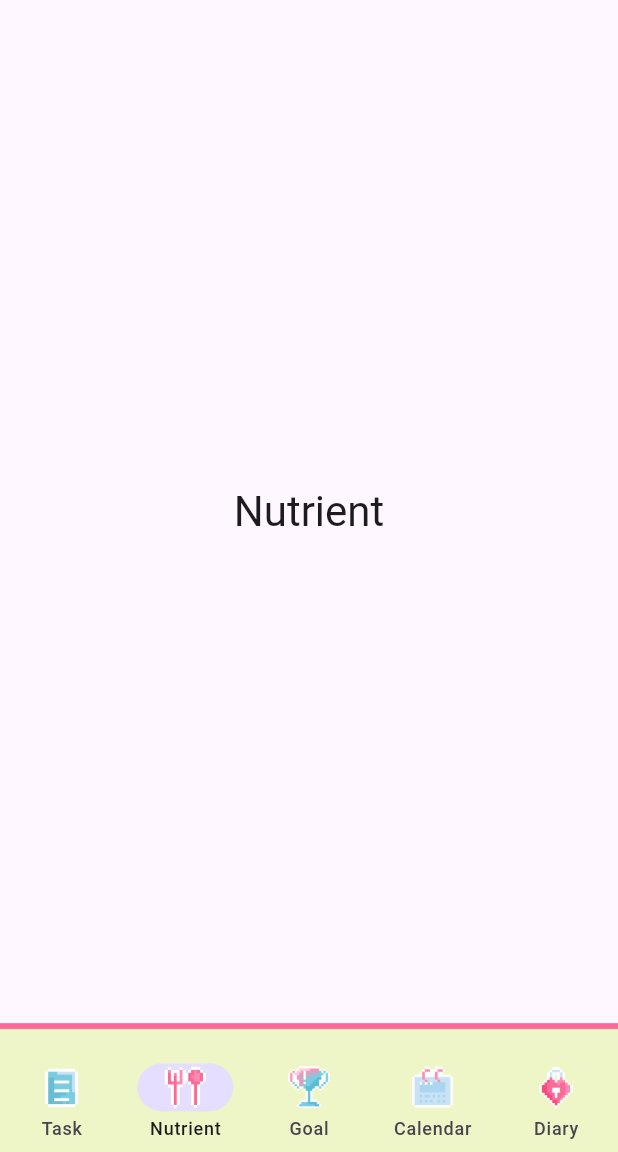
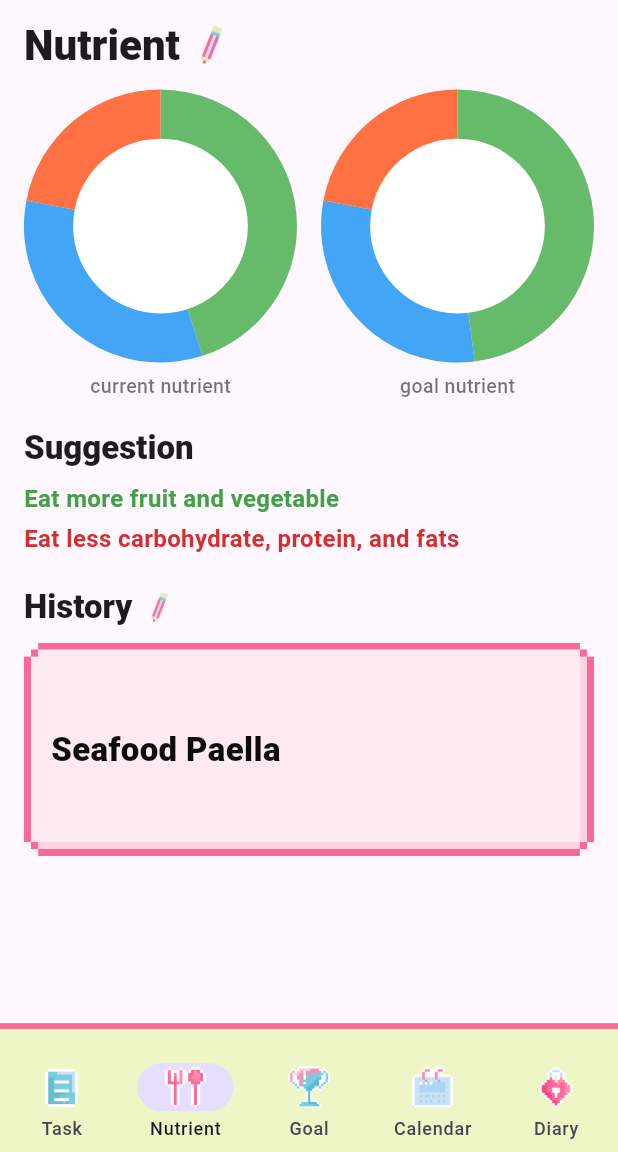
Before and after one commit to ruboon-dej/mobile-app, a Flutter app: the screen it shows after launch, item 2 of the bottom bar chosen, on a phone screen of 412 x 824 dp, the part 84-1236 px from its top. Run offline on Flutter 3.47's test engine with Material 3 defaults, Android fonts, the phone set to English and light mode, and no system bars.

Commit message:
Added nutrient page

```diff
--- a/lib/main.dart
+++ b/lib/main.dart
@@ -1,6 +1,8 @@
 import 'package:flutter/material.dart';
 import 'pages/home_screen.dart';
 import 'pages/profile.dart';
+import 'pages/today.dart';
+import 'pages/nutrient.dart';
 //Task01: import page1,2,3,4,5
 void main() {
   runApp(MyApp());
@@ -17,7 +19,9 @@ class MyApp extends StatelessWidget {
       //Task02: define routing
       routes: {
         '/': (context) => const HomePage(),
-        '/profile': (context) => const ProfilePage(), // ✅ parentheses and const
+        '/profile': (context) => const ProfilePage(),
+        '/today': (context) => const TodayPage(),
+        '/nutrient': (context) => const NutrientPage(),
       },
     );
   }
--- a/lib/pages/home_screen.dart
+++ b/lib/pages/home_screen.dart
@@ -1,5 +1,6 @@
 import 'package:flutter/material.dart';
-import 'profile.dart';
+import 'today.dart';
+import 'nutrient.dart';
 // import 'pages/today_page.dart'; // when you have real pages, use them here
 
 class HomePage extends StatefulWidget {
@@ -13,8 +14,8 @@ class _HomePageState extends State<HomePage> {
 
   // Replace these stubs with your real pages, e.g., TodayPage(), NutrientPage()...
   final _tabs = const [
-    _PageStub('Task / Today'),
-    _PageStub('Nutrient'),
+    TodayPage(),
+    NutrientPage(),
     _PageStub('Goal'),
     _PageStub('Calendar'),
     _PageStub('Diary'),
--- /dev/null
+++ b/lib/pages/nutrient.dart
@@ -0,0 +1,234 @@
+// lib/pages/nutrient.dart
+import 'package:flutter/material.dart';
+
+class NutrientPage extends StatelessWidget {
+  const NutrientPage({super.key});
+
+  @override
+  Widget build(BuildContext context) {
+    // demo nutrient splits (sum to 1.0)
+    final current = const [
+      _Slice(0.45, Color(0xFF66BB6A), 'Veg/Fruit'), // green
+      _Slice(0.33, Color(0xFF42A5F5), 'Carb'),      // blue
+      _Slice(0.22, Color(0xFFFF7043), 'Protein'),   // orange
+    ];
+    final goal = const [
+      _Slice(0.48, Color(0xFF66BB6A), 'Veg/Fruit'),
+      _Slice(0.30, Color(0xFF42A5F5), 'Carb'),
+      _Slice(0.22, Color(0xFFFF7043), 'Protein'),
+    ];
+
+    return SafeArea(
+      bottom: false,
+      child: SingleChildScrollView(
+        padding: const EdgeInsets.fromLTRB(16, 12, 16, 24),
+        child: Column(
+          crossAxisAlignment: CrossAxisAlignment.start,
+          children: [
+            // Header row
+            Row(
+              children: [
+                Text('Nutrient',
+                    style: Theme.of(context)
+                        .textTheme
+                        .headlineMedium
+                        ?.copyWith(fontWeight: FontWeight.w800)),
+                const SizedBox(width: 8),
+                GestureDetector(
+                  onTap: () => Navigator.pushNamed(context, '/calendar'),
+                  child: Image.asset('assets/icons/Pencil.png', width: 26, height: 26),
+                ),
+                const Spacer(),
+              ],
+            ),
+            const SizedBox(height: 12),
+
+            // Two pies
+            Row(
+              children: [
+                Expanded(
+                  child: _PieCard(
+                    title: 'current nutrient',
+                    slices: current,
+                  ),
+                ),
+                const SizedBox(width: 16),
+                Expanded(
+                  child: _PieCard(
+                    title: 'goal nutrient',
+                    slices: goal,
+                  ),
+                ),
+              ],
+            ),
+            const SizedBox(height: 18),
+
+            // Suggestions
+            Text('Suggestion',
+                style: Theme.of(context)
+                    .textTheme
+                    .titleLarge
+                    ?.copyWith(fontWeight: FontWeight.w800)),
+            const SizedBox(height: 6),
+            const _SuggestionLine(
+              text: 'Eat more fruit and vegetable',
+              color: Color(0xFF43A047), // green
+            ),
+            const _SuggestionLine(
+              text: 'Eat less carbohydrate, protein, and fats',
+              color: Color(0xFFD32F2F), // red
+            ),
+            const SizedBox(height: 18),
+
+            // History
+            Row(
+              children: [
+                Text('History',
+                    style: Theme.of(context)
+                        .textTheme
+                        .titleLarge
+                        ?.copyWith(fontWeight: FontWeight.w800)),
+                const SizedBox(width: 8),
+                Image.asset('assets/icons/Pencil.png', width: 20, height: 20),
+              ],
+            ),
+            const SizedBox(height: 10),
+            _HistoryTile(
+              title: 'Seafood Paella',
+              onTap: () => ScaffoldMessenger.of(context).showSnackBar(
+                  const SnackBar(content: Text('Open: Seafood Paella'))),
+            ),
+          ],
+        ),
+      ),
+    );
+  }
+}
+
+/* ---------------- Pie chart ---------------- */
+
+class _PieCard extends StatelessWidget {
+  final String title;
+  final List<_Slice> slices;
+  const _PieCard({required this.title, required this.slices});
+
+  @override
+  Widget build(BuildContext context) {
+    return Column(
+      children: [
+        AspectRatio(
+          aspectRatio: 1, // square pie
+          child: CustomPaint(painter: _PiePainter(slices)),
+        ),
+        const SizedBox(height: 6),
+        Text(title,
+            style: const TextStyle(
+              fontSize: 13,
+              color: Colors.black54,
+              fontWeight: FontWeight.w500,
+            )),
+      ],
+    );
+  }
+}
+
+class _Slice {
+  final double fraction; // 0..1
+  final Color color;
+  final String label;
+  const _Slice(this.fraction, this.color, this.label);
+}
+
+class _PiePainter extends CustomPainter {
+  final List<_Slice> slices;
+  _PiePainter(this.slices);
+
+  @override
+  void paint(Canvas canvas, Size size) {
+    final rect = Offset.zero & size;
+    final paint = Paint()..style = PaintingStyle.fill;
+
+    double start = -90 * 3.1415926535 / 180; // start at top
+    for (final s in slices) {
+      final sweep = s.fraction * 2 * 3.1415926535;
+      paint.color = s.color;
+      canvas.drawArc(rect, start, sweep, true, paint);
+      start += sweep;
+    }
+
+    // white donut hole (for a cute look)
+    final hole = Paint()..color = Colors.white;
+    final r = size.width * 0.32;
+    canvas.drawCircle(size.center(Offset.zero), r, hole);
+  }
+
+  @override
+  bool shouldRepaint(covariant _PiePainter old) => old.slices != slices;
+}
+
+/* ---------------- Suggestions ---------------- */
+
+class _SuggestionLine extends StatelessWidget {
+  final String text;
+  final Color color;
+  const _SuggestionLine({required this.text, required this.color});
+
+  @override
+  Widget build(BuildContext context) {
+    return Padding(
+      padding: const EdgeInsets.symmetric(vertical: 2),
+      child: Text(
+        text,
+        style: TextStyle(
+          fontSize: 16,
+          color: color,
+          fontWeight: FontWeight.w600,
+        ),
+      ),
+    );
+  }
+}
+
+/* ---------------- History tile (uses your box image) ---------------- */
+
+class _HistoryTile extends StatelessWidget {
+  final String title;
+  final VoidCallback? onTap;
+  const _HistoryTile({required this.title, this.onTap});
+
+  @override
+  Widget build(BuildContext context) {
+    return AspectRatio(
+      aspectRatio: 800 / 300, // match your TaskBox.png ratio
+      child: Stack(
+        children: [
+          Positioned.fill(
+            child: Image.asset('assets/images/TaskBox.png', fit: BoxFit.fill),
+          ),
+          Positioned.fill(
+            child: Padding(
+              padding: const EdgeInsets.symmetric(horizontal: 18, vertical: 14),
+              child: Align(
+                alignment: Alignment.centerLeft,
+                child: Text(
+                  title,
+                  style: const TextStyle(
+                    fontSize: 22,
+                    fontWeight: FontWeight.w800,
+                    color: Color(0xFF0C0C0C),
+                  ),
+                ),
+              ),
+            ),
+          ),
+          Positioned.fill(
+            child: Material(
+              color: Colors.transparent,
+              child: InkWell(onTap: onTap),
+            ),
+          ),
+        ],
+      ),
+    );
+  }
+}
```
Also changed, not shown: lib/pages/today.dart (+70 -136 lines), assets/images/TaskBox.png (added).
